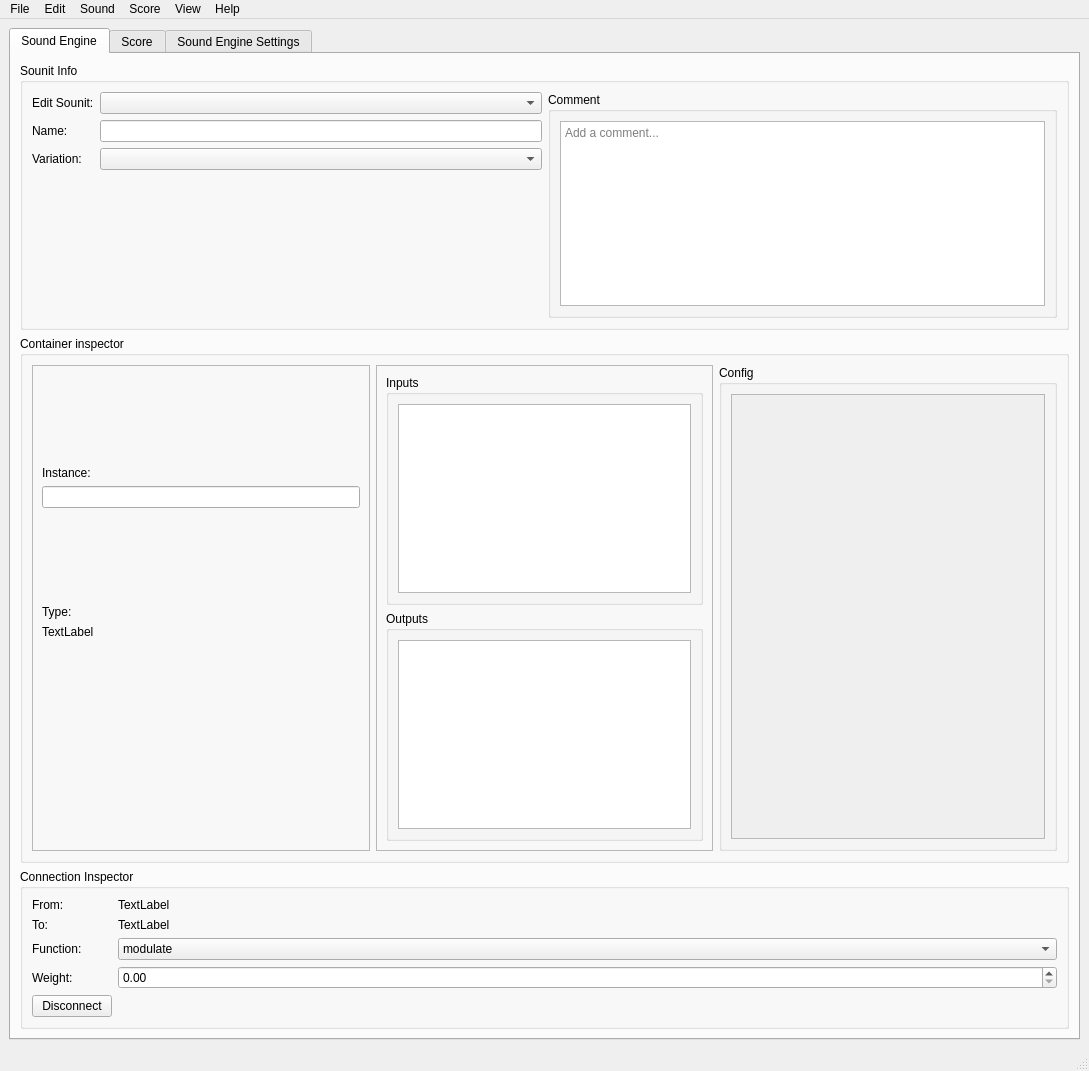
The window that kalamain.ui (nimusd/Kala) describes before a commit, drawn with Qt 5.
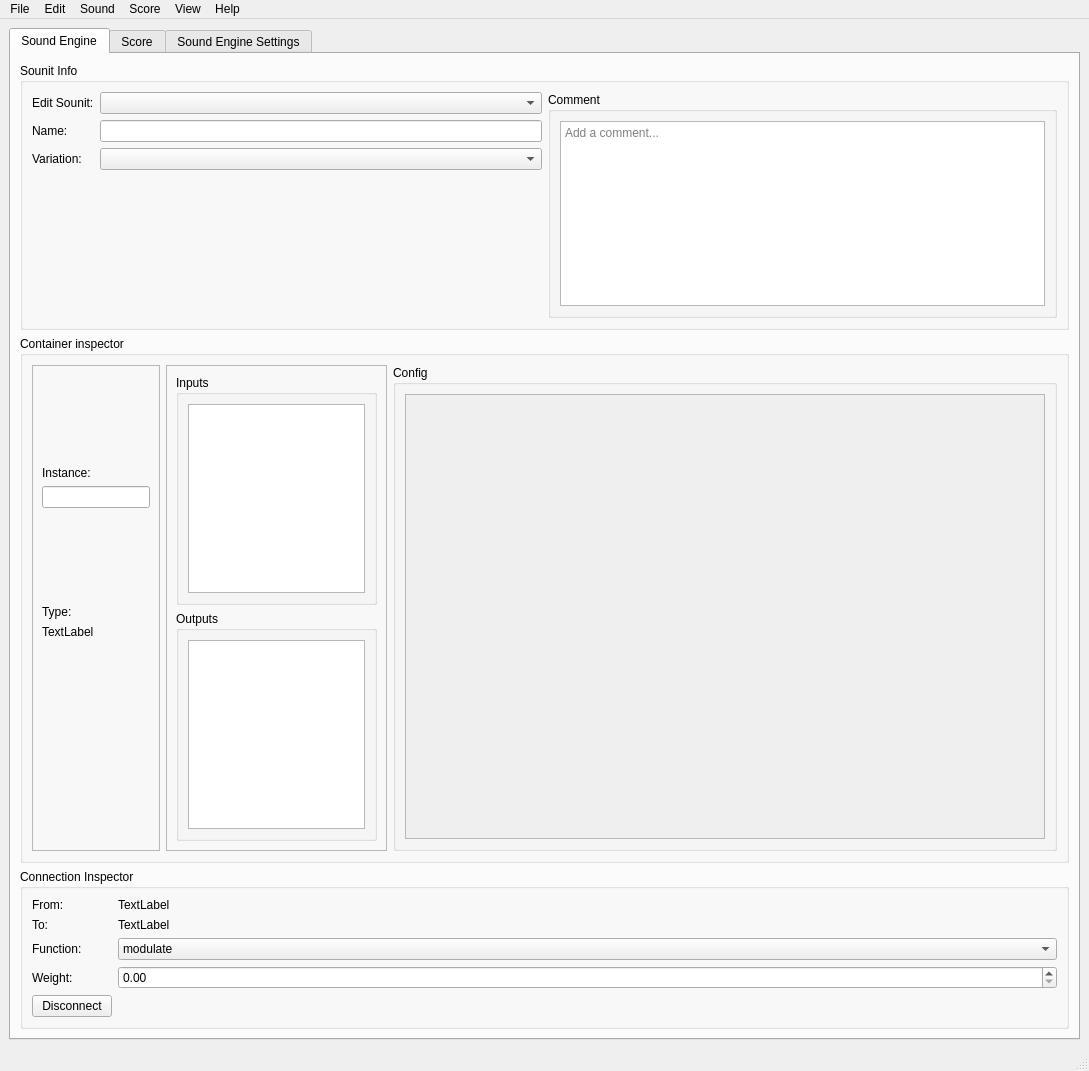
The same window after the commit.

What changed in the file:
```diff
--- a/kalamain.ui
+++ b/kalamain.ui
@@ -119,6 +119,12 @@
           <layout class="QHBoxLayout" name="horizontalLayout_16">
            <item>
             <widget class="QFrame" name="frame">
+             <property name="sizePolicy">
+              <sizepolicy hsizetype="Preferred" vsizetype="Preferred">
+               <horstretch>0</horstretch>
+               <verstretch>0</verstretch>
+              </sizepolicy>
+             </property>
              <property name="frameShape">
               <enum>QFrame::Shape::StyledPanel</enum>
              </property>
@@ -177,6 +183,12 @@
            </item>
            <item>
             <widget class="QFrame" name="frame_2">
+             <property name="sizePolicy">
+              <sizepolicy hsizetype="Preferred" vsizetype="Preferred">
+               <horstretch>1</horstretch>
+               <verstretch>0</verstretch>
+              </sizepolicy>
+             </property>
              <property name="frameShape">
               <enum>QFrame::Shape::StyledPanel</enum>
              </property>
@@ -227,6 +239,12 @@
            </item>
            <item>
             <widget class="QGroupBox" name="groupConfig">
+             <property name="sizePolicy">
+              <sizepolicy hsizetype="Expanding" vsizetype="Preferred">
+               <horstretch>3</horstretch>
+               <verstretch>0</verstretch>
+              </sizepolicy>
+             </property>
              <property name="title">
               <string>Config</string>
              </property>
```
